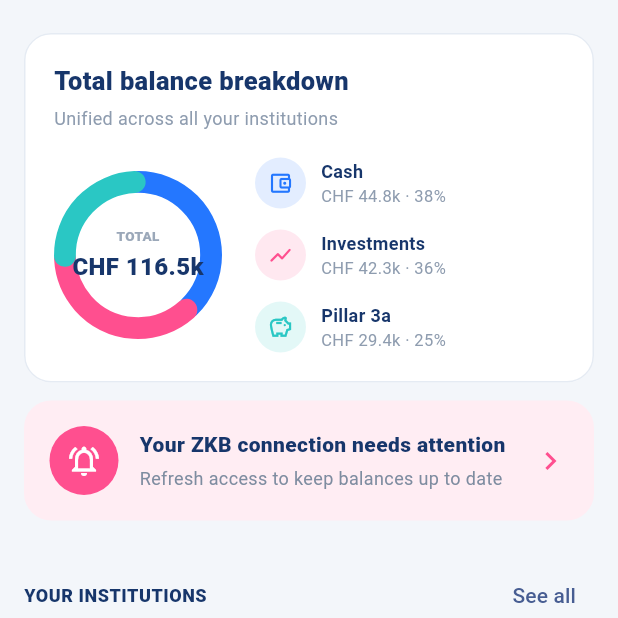
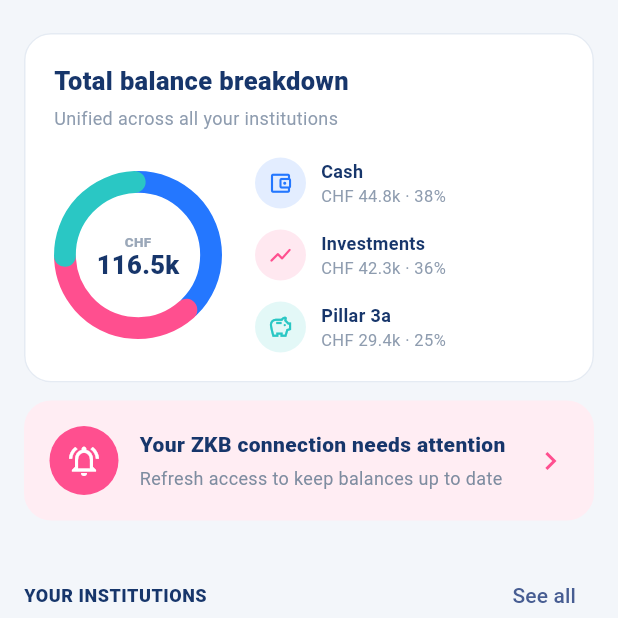
Before and after one commit to JoanMarti/finora-mvp, a Flutter app: the DashboardScreen screen opened by its route, scrolled down 552 dp, on a phone screen of 412 x 824 dp, the top half of it. Run offline on Flutter 3.47's test engine with Material 3 defaults, Android fonts, the phone set to English and light mode, and no system bars; our stand-ins replace flutter_riverpod, go_router; Roboto replaces fonts that are missing (SF Pro Display).

Commit message:
fix: improve balance chart label

```diff
--- a/lib/features/overview/dashboard_screen.dart
+++ b/lib/features/overview/dashboard_screen.dart
@@ -625,21 +625,22 @@ class _TotalBalanceBreakdownCard extends StatelessWidget {
                       Column(
                         mainAxisSize: MainAxisSize.min,
                         children: [
-                          const Text(
-                            'TOTAL',
-                            style: TextStyle(
+                          Text(
+                            overview.total.currency,
+                            style: const TextStyle(
                               color: Color(0xFF9BA8B9),
                               fontSize: 9,
                               fontWeight: FontWeight.w800,
                             ),
                           ),
-                          const SizedBox(height: 3),
+                          const SizedBox(height: 1),
                           Text(
-                            _compactMoney(overview.total),
+                            '${(overview.total.amount / 1000).toStringAsFixed(1)}k',
                             style: const TextStyle(
                               color: finoraInk,
-                              fontSize: 16,
+                              fontSize: 17,
                               fontWeight: FontWeight.w800,
+                              height: 1,
                             ),
                           ),
                         ],
```
